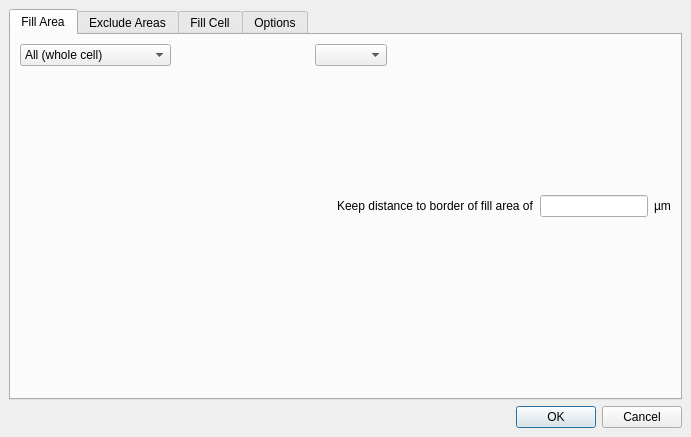
Old version of the form src/lay/lay/FillDialog.ui in the repository KLayout/klayout.
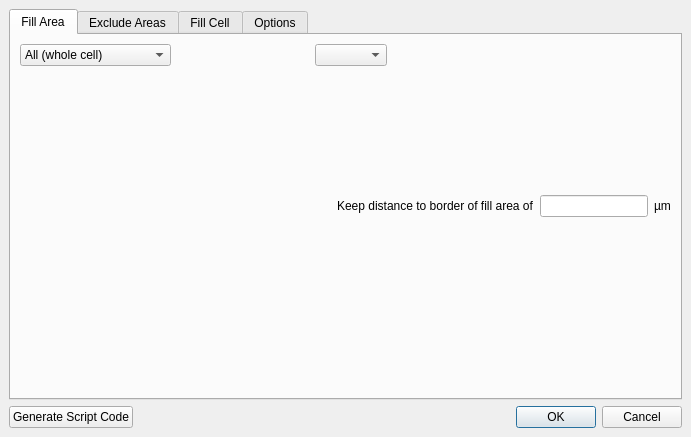
New version of the form. Custom widgets are drawn as their Qt base class.

Commit message: Refactoring, preparing script generation.

What changed in the file:
```diff
--- a/src/lay/lay/FillDialog.ui
+++ b/src/lay/lay/FillDialog.ui
@@ -13,10 +13,7 @@
   <property name="windowTitle">
    <string>Fill Tool</string>
   </property>
-  <layout class="QVBoxLayout">
-   <property name="spacing">
-    <number>6</number>
-   </property>
+  <layout class="QGridLayout" name="gridLayout">
    <property name="leftMargin">
     <number>9</number>
    </property>
@@ -29,7 +26,24 @@
    <property name="bottomMargin">
     <number>9</number>
    </property>
-   <item>
+   <item row="1" column="1">
+    <widget class="QDialogButtonBox" name="button_box">
+     <property name="orientation">
+      <enum>Qt::Horizontal</enum>
+     </property>
+     <property name="standardButtons">
+      <set>QDialogButtonBox::Cancel|QDialogButtonBox::Ok</set>
+     </property>
+    </widget>
+   </item>
+   <item row="1" column="0">
+    <widget class="QPushButton" name="generate_script_pb">
+     <property name="text">
+      <string>Generate Script Code</string>
+     </property>
+    </widget>
+   </item>
+   <item row="0" column="0" colspan="2">
     <widget class="QTabWidget" name="tabWidget">
      <property name="currentIndex">
       <number>0</number>
@@ -969,16 +983,6 @@
      </widget>
     </widget>
    </item>
-   <item>
-    <widget class="QDialogButtonBox" name="button_box">
-     <property name="orientation">
-      <enum>Qt::Horizontal</enum>
-     </property>
-     <property name="standardButtons">
-      <set>QDialogButtonBox::Cancel|QDialogButtonBox::Ok</set>
-     </property>
-    </widget>
-   </item>
   </layout>
  </widget>
  <customwidgets>
```
The commit also changes 5 other files.
